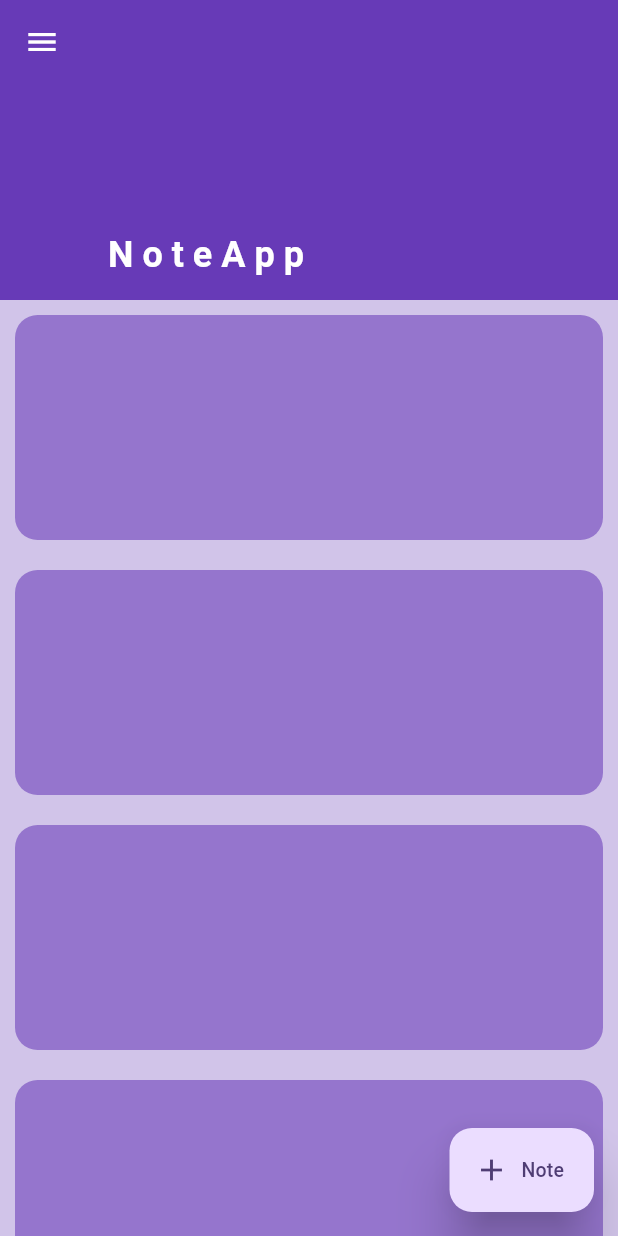
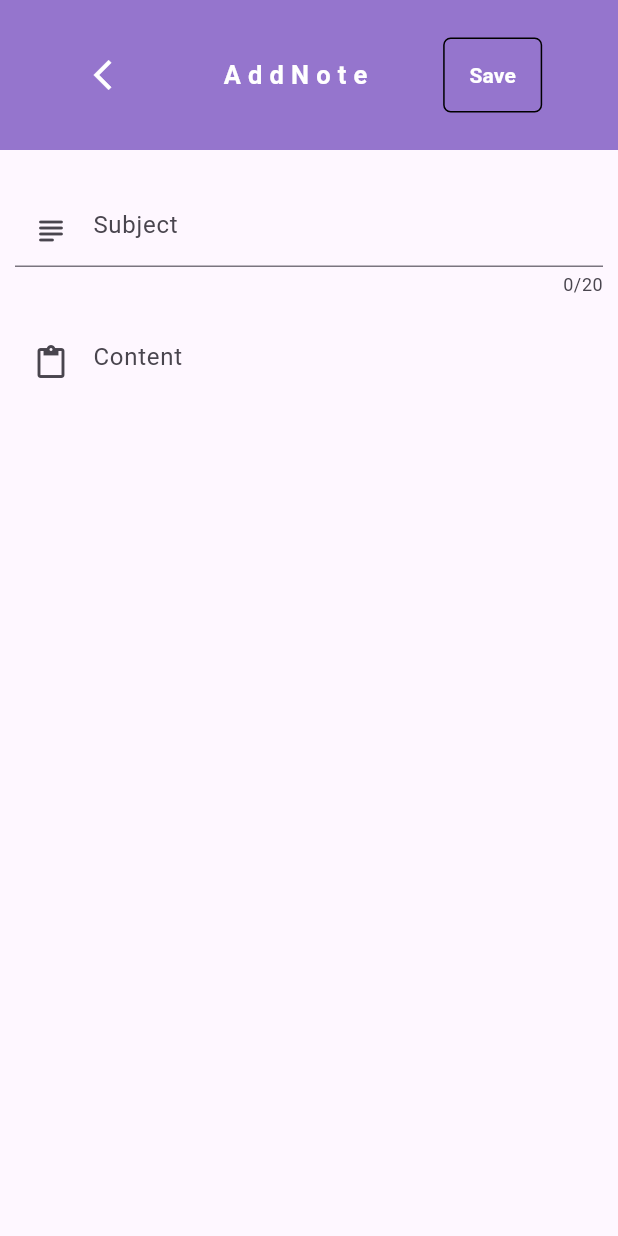
Before and after one commit to safvansafvan/Note_App, a Flutter app: the screen it shows after launch, after a tap on "Note", on a phone screen of 412 x 824 dp. Run offline on Flutter 3.47's test engine with Material 2 defaults, Android fonts, the phone set to English and light mode, and no system bars; our stand-ins replace firebase_core, google_fonts, lottie; accounts and stored records are empty; Roboto replaces fonts that are missing (Philosopher).

Commit message:
add screen completed

```diff
--- a/lib/controller/core/constant.dart
+++ b/lib/controller/core/constant.dart
@@ -5,6 +5,7 @@ class CustomClr {
   static Color deepPurple = Colors.deepPurple;
   static Color kwhite = Colors.white;
   static Color kblack = Colors.black;
+  static Color kred = Colors.redAccent;
 }
 
 class CustomSize {
@@ -16,3 +17,7 @@ class CustomFuction {
     return TextStyle(fontSize: size, fontWeight: weight, color: color);
   }
 }
+
+class CustomHeight {
+  static var commonHeight = const SizedBox(height: 20);
+}
--- /dev/null
+++ b/lib/presentation/screens/add_note/add_note.dart
@@ -0,0 +1,99 @@
+import 'package:flutter/material.dart';
+import 'package:note_app/controller/core/constant.dart';
+
+class AddNoteScreen extends StatelessWidget {
+  const AddNoteScreen({super.key});
+
+  @override
+  Widget build(BuildContext context) {
+    return Scaffold(
+      appBar: PreferredSize(
+        preferredSize: const Size(double.infinity, 100),
+        child: Container(
+          color: Colors.deepPurple[300],
+          child: Center(
+            child: Row(
+                mainAxisAlignment: MainAxisAlignment.spaceEvenly,
+                children: [
+                  IconButton(
+                    onPressed: () {
+                      Navigator.pop(context);
+                    },
+                    icon: Icon(
+                      Icons.arrow_back_ios,
+                      color: CustomClr.kwhite,
+                    ),
+                  ),
+                  Text(
+                    "A d d N o t e",
+                    style: CustomFuction.texttStyle(
+                        weight: FontWeight.w600,
+                        color: CustomClr.kwhite,
+                        size: 17),
+                  ),
+                  Container(
+                    decoration: BoxDecoration(
+                      borderRadius: BorderRadius.circular(5),
+                      border: Border.all(color: CustomClr.kblack),
+                    ),
+                    child: TextButton(
+                      onPressed: () {},
+                      child: Text(
+                        "Save",
+                        style: CustomFuction.texttStyle(
+                            weight: FontWeight.w600,
+                            color: CustomClr.kwhite,
+                            size: 14),
+                      ),
+                    ),
+                  ),
+                ]),
+          ),
+        ),
+        // child: AppBar(
+        //   backgroundColor: Colors.deepPurple[300],
+        //   leading: IconButton(
+        //     onPressed: () {
+        //       Navigator.pop(context);
+        //     },
+        //     icon: Icon(
+        //       Icons.arrow_back_ios,
+        //       color: CustomClr.kwhite,
+        //     ),
+        //   ),
+        //   title: Text(
+        //     "A d d N o t e",
+        //     style: CustomFuction.texttStyle(
+        //         weight: FontWeight.w600, color: CustomClr.kwhite, size: 17),
+        //   ),
+        // ),
+      ),
+      body: Padding(
+        padding: const EdgeInsets.all(10.0),
+        child: ListView(
+          children: [
+            CustomHeight.commonHeight,
+            TextFormField(
+              maxLength: 20,
+              decoration: const InputDecoration(
+                hintText: "Subject",
+                prefixIcon: Icon(Icons.subject_rounded),
+              ),
+            ),
+            CustomHeight.commonHeight,
+            SizedBox(
+              child: TextFormField(
+                maxLines: null,
+                decoration: const InputDecoration(
+                  border: InputBorder.none,
+                  hintText: "Content",
+                  prefixIcon: Icon(Icons.content_paste),
+                ),
+              ),
+            )
+          ],
+        ),
+      ),
+    );
+  }
+}
--- a/lib/presentation/screens/home_screen.dart
+++ b/lib/presentation/screens/home_screen.dart
@@ -1,5 +1,6 @@
 import 'package:flutter/material.dart';
 import 'package:note_app/controller/core/constant.dart';
+import 'package:note_app/presentation/screens/add_note/add_note.dart';
 
 class HomeScreen extends StatelessWidget {
   const HomeScreen({super.key});
@@ -47,7 +48,14 @@ class HomeScreen extends StatelessWidget {
         ],
       ),
       floatingActionButton: FloatingActionButton.extended(
-        onPressed: () {},
+        onPressed: () {
+          Navigator.push(
+            context,
+            MaterialPageRoute(
+              builder: (context) => const AddNoteScreen(),
+            ),
+          );
+        },
         label: const Text("Note", style: TextStyle(fontSize: 13)),
         tooltip: "add new note",
         elevation: 15,
```
